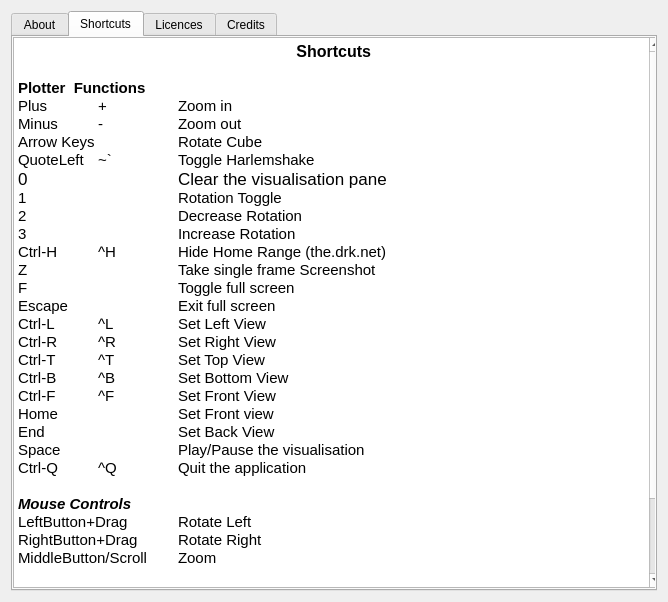
First picture: the form in src/aboutdialog.ui, repository yestinj/inetvis, before the edit.
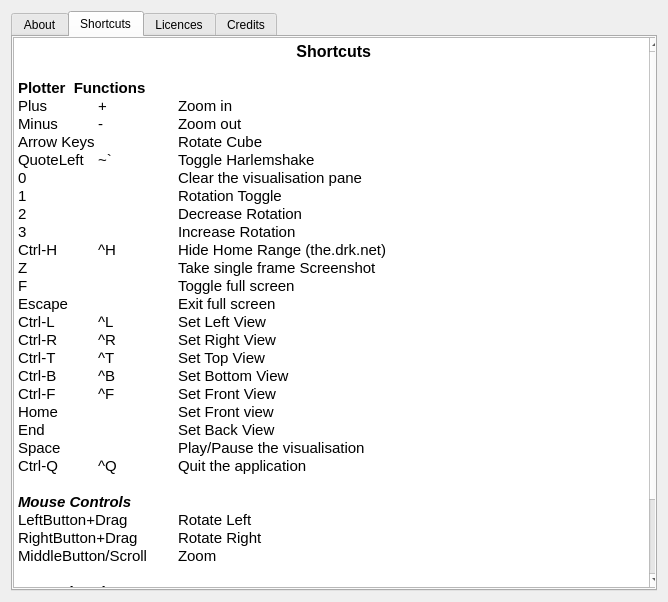
Second picture: the form after the edit. The open tabs and pages were chosen to show the change.

Commit message: Fixed font issues in about panel

Patch:
```diff
--- a/src/aboutdialog.ui
+++ b/src/aboutdialog.ui
@@ -86,7 +86,7 @@
 &lt;p style=&quot; margin-top:0px; margin-bottom:0px; margin-left:0px; margin-right:0px; -qt-block-indent:0; text-indent:0px;&quot;&gt;&lt;span style=&quot; font-family:'Ubuntu'; font-size:11pt;&quot;&gt;Minus	-	Zoom out&lt;/span&gt;&lt;/p&gt;
 &lt;p style=&quot; margin-top:0px; margin-bottom:0px; margin-left:0px; margin-right:0px; -qt-block-indent:0; text-indent:0px;&quot;&gt;&lt;span style=&quot; font-family:'Ubuntu'; font-size:11pt;&quot;&gt;Arrow Keys		Rotate Cube&lt;/span&gt;&lt;/p&gt;
 &lt;p style=&quot; margin-top:0px; margin-bottom:0px; margin-left:0px; margin-right:0px; -qt-block-indent:0; text-indent:0px;&quot;&gt;&lt;span style=&quot; font-family:'Ubuntu'; font-size:11pt;&quot;&gt;QuoteLeft	~`	Toggle Harlemshake&lt;/span&gt;&lt;/p&gt;
-&lt;p style=&quot; margin-top:0px; margin-bottom:0px; margin-left:0px; margin-right:0px; -qt-block-indent:0; text-indent:0px;&quot;&gt;0		Clear the visualisation pane&lt;/p&gt;
+&lt;p style=&quot; margin-top:0px; margin-bottom:0px; margin-left:0px; margin-right:0px; -qt-block-indent:0; text-indent:0px;&quot;&gt;&lt;span style=&quot; font-family:'Ubuntu'; font-size:11pt;&quot;&gt;0		Clear the visualisation pane&lt;/span&gt;&lt;/p&gt;
 &lt;p style=&quot; margin-top:0px; margin-bottom:0px; margin-left:0px; margin-right:0px; -qt-block-indent:0; text-indent:0px;&quot;&gt;&lt;span style=&quot; font-family:'Ubuntu'; font-size:11pt;&quot;&gt;1		Rotation Toggle&lt;/span&gt;&lt;/p&gt;
 &lt;p style=&quot; margin-top:0px; margin-bottom:0px; margin-left:0px; margin-right:0px; -qt-block-indent:0; text-indent:0px;&quot;&gt;&lt;span style=&quot; font-family:'Ubuntu'; font-size:11pt;&quot;&gt;2		Decrease Rotation&lt;/span&gt;&lt;/p&gt;
 &lt;p style=&quot; margin-top:0px; margin-bottom:0px; margin-left:0px; margin-right:0px; -qt-block-indent:0; text-indent:0px;&quot;&gt;&lt;span style=&quot; font-family:'Ubuntu'; font-size:11pt;&quot;&gt;3		Increase Rotation&lt;/span&gt;&lt;/p&gt;
```
